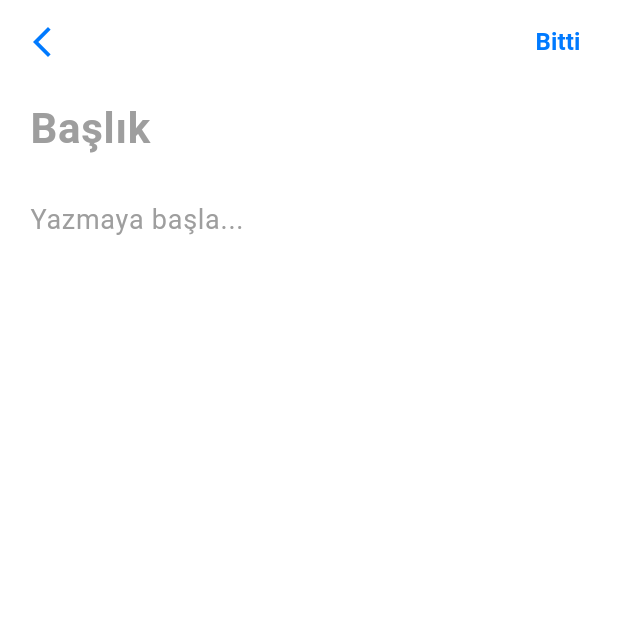
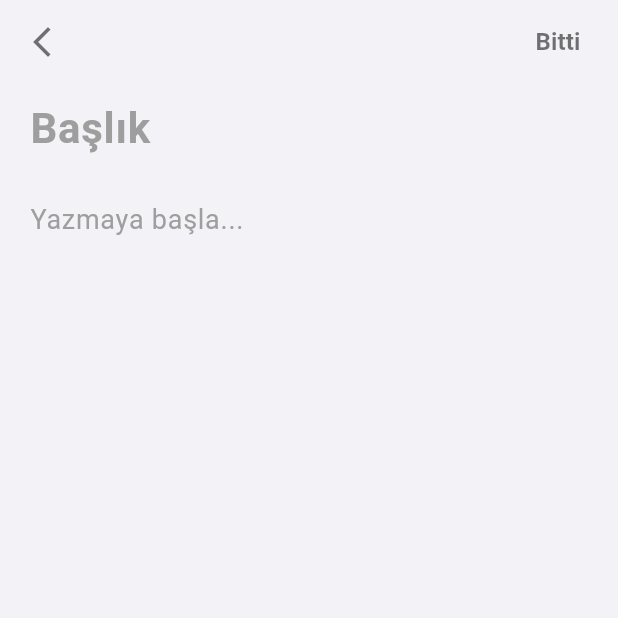
Before and after one commit to yasiinemir/connectinno_mobile, a Flutter app: the HomeScreen screen opened directly, after a tap on the "star border" icon, after a tap on the "add" icon, on a phone screen of 412 x 824 dp, the top half of it. Run offline on Flutter 3.47's test engine with Material 3 defaults, Android fonts, the phone set to English and light mode, and no system bars; our stand-ins replace connectivity_plus, dio, equatable, firebase_auth, firebase_core, flutter_bloc and 3 more; accounts and stored records are empty; network calls fail.

Commit message:
Dark mode Theme add

```diff
--- a/lib/core/constants/app_colors.dart
+++ b/lib/core/constants/app_colors.dart
@@ -13,7 +13,7 @@ class AppColors {
 
   //Etkileşim Renkleri
   static const Color primary = Color(0xFF007AFF); // iOS Mavisi (Modern)
-  static const Color delete = Color(0xFFFF3B30); // Kırmızı
-  static const Color star = Color(0xFFFFCC00); // Sarı
+  static const Color delete = Color.fromARGB(255, 173, 11, 2); // Kırmızı
+  static const Color star = Color.fromARGB(255, 224, 181, 11); // Sarı
   static const Color pin = Color(0xFF5856D6); // Morumsu Mavi (Pin için)
 }
--- /dev/null
+++ b/lib/core/constants/app_theme.dart
@@ -0,0 +1,39 @@
+import 'package:flutter/material.dart';
+
+class AppTheme {
+  // --- AYDINLIK TEMA (Light) ---
+  static final lightTheme = ThemeData(
+    brightness: Brightness.light,
+    primaryColor: const Color(0xFF007AFF),
+    scaffoldBackgroundColor: const Color(0xFFF2F2F7), // iOS Gri
+    cardColor: Colors.white,
+    textTheme: const TextTheme(
+      bodyLarge: TextStyle(color: Colors.black87), // Başlıklar
+      bodyMedium: TextStyle(color: Colors.black87), // İçerik
+    ),
+    iconTheme: const IconThemeData(color: Colors.black54),
+    appBarTheme: const AppBarTheme(
+      backgroundColor: Color(0xFFF2F2F7),
+      iconTheme: IconThemeData(color: Colors.black),
+      titleTextStyle: TextStyle(color: Colors.black, fontSize: 20, fontWeight: FontWeight.bold),
+    ),
+  );
+
+  // --- KARANLIK TEMA (Dark) ---
+  static final darkTheme = ThemeData(
+    brightness: Brightness.dark,
+    primaryColor: const Color(0xFF0A84FF), // Dark mode mavisi biraz daha parlak olur
+    scaffoldBackgroundColor: const Color.fromARGB(255, 30, 30, 30), // Tam siyah (OLED dostu)
+    cardColor: const Color.fromARGB(255, 0, 0, 0), // iOS Dark Gri Kart
+    textTheme: const TextTheme(
+      bodyLarge: TextStyle(color: Colors.white),
+      bodyMedium: TextStyle(color: Color(0xFFE5E5E5)),
+    ),
+    iconTheme: const IconThemeData(color: Colors.white70),
+    appBarTheme: const AppBarTheme(
+      backgroundColor: Color.fromARGB(255, 30, 30, 30),
+      iconTheme: IconThemeData(color: Colors.white),
+      titleTextStyle: TextStyle(color: Colors.white, fontSize: 20, fontWeight: FontWeight.bold),
+    ),
+  );
+}
--- a/lib/presentation/screens/add_edit_note_screen.dart
+++ b/lib/presentation/screens/add_edit_note_screen.dart
@@ -1,6 +1,5 @@
 import 'package:flutter/material.dart';
 import 'package:flutter_bloc/flutter_bloc.dart';
-import '../../core/constants/app_colors.dart';
 import '../../data/models/note_model.dart';
 import '../../logic/note_bloc/note_bloc.dart';
 import '../../logic/note_bloc/note_event.dart';
@@ -17,6 +16,7 @@ class AddEditNoteScreen extends StatefulWidget {
 class _AddEditNoteScreenState extends State<AddEditNoteScreen> {
   late TextEditingController _titleController;
   late TextEditingController _contentController;
+  late bool _isReadingMode;
 
   @override
   void initState() {
@@ -24,6 +24,7 @@ class _AddEditNoteScreenState extends State<AddEditNoteScreen> {
 
     _titleController = TextEditingController(text: widget.note?.title ?? "");
     _contentController = TextEditingController(text: widget.note?.content ?? "");
+    _isReadingMode = widget.note != null;
   }
 
   @override
@@ -65,23 +66,37 @@ class _AddEditNoteScreenState extends State<AddEditNoteScreen> {
   @override
   Widget build(BuildContext context) {
     return Scaffold(
-      backgroundColor: AppColors.cardBackground,
+      backgroundColor: Theme.of(context).scaffoldBackgroundColor,
       appBar: AppBar(
         backgroundColor: Colors.transparent,
         elevation: 0,
         leading: IconButton(
-          icon: const Icon(Icons.arrow_back_ios_new, color: AppColors.primary),
+          icon: Icon(Icons.arrow_back_ios_new, color: Theme.of(context).iconTheme.color),
           onPressed: () => Navigator.pop(context),
         ),
         actions: [
-          // KAYDET BUTONU
-          TextButton(
-            onPressed: _saveNote,
-            child: const Text(
-              "Bitti",
-              style: TextStyle(color: AppColors.primary, fontWeight: FontWeight.bold, fontSize: 16),
+          if (_isReadingMode)
+            IconButton(
+              onPressed: () {
+                setState(() {
+                  _isReadingMode = false;
+                });
+              },
+              icon: Icon(Icons.edit, color: Theme.of(context).iconTheme.color),
+              tooltip: "Düzenle",
+            )
+          else
+            TextButton(
+              onPressed: _saveNote,
+              child: Text(
+                "Bitti",
+                style: TextStyle(
+                  color: Theme.of(context).iconTheme.color,
+                  fontWeight: FontWeight.bold,
+                  fontSize: 16,
+                ),
+              ),
             ),
-          ),
           const SizedBox(width: 8),
         ],
       ),
@@ -91,17 +106,18 @@ class _AddEditNoteScreenState extends State<AddEditNoteScreen> {
           children: [
             TextField(
               controller: _titleController,
-              style: const TextStyle(
+              readOnly: _isReadingMode,
+              style: TextStyle(
                 fontSize: 28,
                 fontWeight: FontWeight.bold,
-                color: Colors.black,
+                color: Theme.of(context).textTheme.bodyLarge?.color,
               ),
               decoration: const InputDecoration(
                 hintText: "Başlık",
                 hintStyle: TextStyle(color: Colors.grey, fontSize: 28, fontWeight: FontWeight.bold),
                 border: InputBorder.none, // Çizgi yok
               ),
-              textInputAction: TextInputAction.next,
+              // textInputAction: TextInputAction.next,
             ),
 
             const SizedBox(height: 8),
@@ -109,7 +125,12 @@ class _AddEditNoteScreenState extends State<AddEditNoteScreen> {
             Expanded(
               child: TextField(
                 controller: _contentController,
-                style: const TextStyle(fontSize: 18, height: 1.5, color: Colors.black87),
+                readOnly: _isReadingMode,
+                style: TextStyle(
+                  fontSize: 18,
+                  height: 1.5,
+                  color: Theme.of(context).textTheme.bodyMedium?.color,
+                ),
                 decoration: const InputDecoration(
                   hintText: "Yazmaya başla...",
                   hintStyle: TextStyle(color: Colors.grey, fontSize: 18),
--- a/lib/presentation/screens/home_screen.dart
+++ b/lib/presentation/screens/home_screen.dart
@@ -1,3 +1,4 @@
+import 'package:connectionno_mobile/logic/theme_cubit/theme_cubit.dart';
 import 'package:connectionno_mobile/presentation/screens/add_edit_note_screen.dart';
 import 'package:flutter/material.dart';
 import 'package:flutter_bloc/flutter_bloc.dart';
@@ -26,7 +27,7 @@ class _HomeScreenState extends State<HomeScreen> {
   @override
   Widget build(BuildContext context) {
     return Scaffold(
-      backgroundColor: AppColors.background,
+      backgroundColor: Theme.of(context).scaffoldBackgroundColor,
       body: SafeArea(
         bottom: false,
         child: Stack(
@@ -38,12 +39,12 @@ class _HomeScreenState extends State<HomeScreen> {
                 children: [
                   const SizedBox(height: 10),
 
-                  const Text(
+                  Text(
                     "Ana Ekran",
                     style: TextStyle(
                       fontSize: 34,
                       fontWeight: FontWeight.bold,
-                      color: Colors.black,
+                      color: Theme.of(context).textTheme.bodyLarge?.color,
                     ),
                   ),
                   const SizedBox(height: 10),
@@ -136,7 +137,9 @@ class _HomeScreenState extends State<HomeScreen> {
               bottom: 40,
               child: _buildCircleButton(
                 icon: _showFavoritesOnly ? Icons.star : Icons.star_border,
-                color: _showFavoritesOnly ? AppColors.star : Colors.grey,
+                color: _showFavoritesOnly
+                    ? AppColors.star
+                    : (Theme.of(context).iconTheme.color ?? Colors.grey),
                 onTap: () {
                   setState(() => _showFavoritesOnly = !_showFavoritesOnly);
                 },
@@ -148,7 +151,7 @@ class _HomeScreenState extends State<HomeScreen> {
               bottom: 40,
               child: _buildCircleButton(
                 icon: Icons.add,
-                color: Colors.grey,
+                color: Theme.of(context).iconTheme.color ?? Colors.grey,
                 onTap: () {
                   Navigator.push(
                     context,
@@ -161,9 +164,26 @@ class _HomeScreenState extends State<HomeScreen> {
             Positioned(
               top: 10,
               right: 10,
-              child: IconButton(
-                icon: const Icon(Icons.logout, color: Colors.grey),
-                onPressed: () => context.read<AuthBloc>().add(LogoutRequested()),
+              child: Row(
+                children: [
+                  IconButton(
+                    icon: Icon(
+                      // Şu anki tema karanlık mı kontrol et
+                      Theme.of(context).brightness == Brightness.dark
+                          ? Icons.light_mode
+                          : Icons.dark_mode,
+                      color: Theme.of(context).iconTheme.color,
+                    ),
+                    onPressed: () {
+                      final isDark = Theme.of(context).brightness == Brightness.dark;
+                      context.read<ThemeCubit>().toggleTheme(!isDark);
+                    },
+                  ),
+                  IconButton(
+                    icon: Icon(Icons.logout, color: Theme.of(context).iconTheme.color),
+                    onPressed: () => context.read<AuthBloc>().add(LogoutRequested()),
+                  ),
+                ],
               ),
             ),
           ],
@@ -183,7 +203,7 @@ class _HomeScreenState extends State<HomeScreen> {
         width: 60,
         height: 60,
         decoration: BoxDecoration(
-          color: Colors.white,
+          color: Theme.of(context).cardColor,
           shape: BoxShape.circle,
           boxShadow: [
             BoxShadow(
```
Also changed, not shown: lib/logic/theme_cubit/theme_cubit.dart (added, +31 -0 lines), lib/main.dart (+11 -2 lines), lib/presentation/widgets/note_card.dart (+10 -7 lines).
